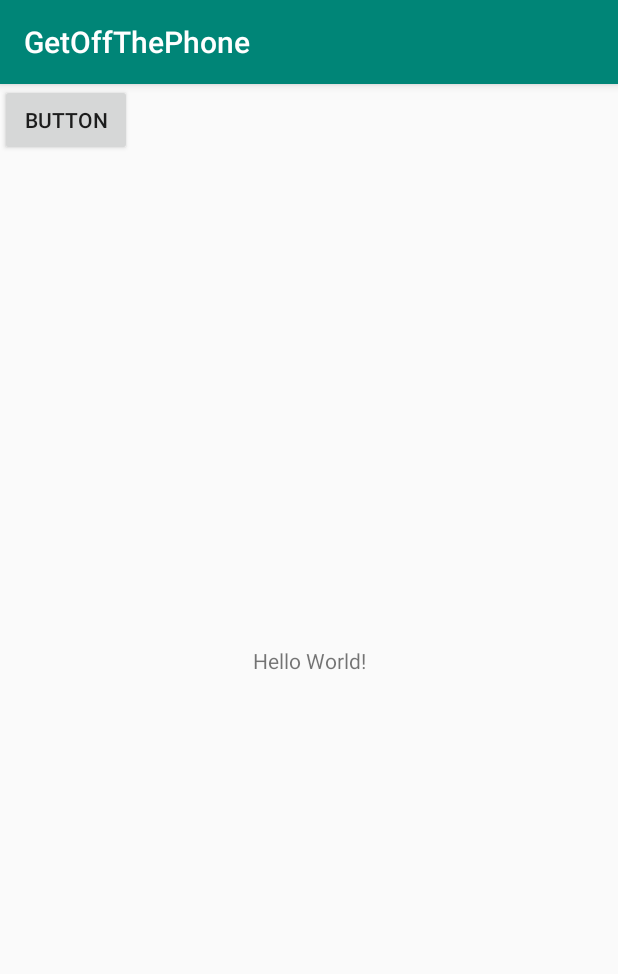
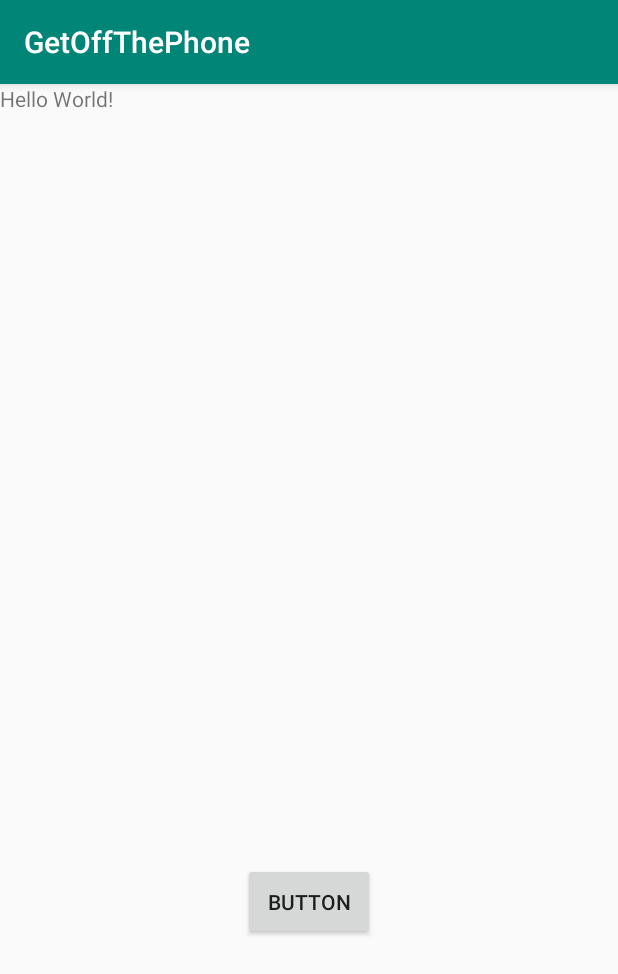
Before and after one commit to kr10n1/GetOffThePhone, an Android app: the screen it shows after launch (MainActivity), on a phone screen of 412 x 824 dp. Shown: the top 974 px of the screen. Run offline under Robolectric (Android 15) with nearby library versions, the phone set to English and light mode, and no system bars.

Commit message:
trying to link button click with notification

```diff
--- /dev/null
+++ b/app/src/main/res/drawable/ic_drink_notification.xml
@@ -0,0 +1,4 @@
+<?xml version="1.0" encoding="utf-8"?>
+<selector xmlns:android="http://schemas.android.com/apk/res/android">
+
+</selector>
--- a/app/src/main/res/layout/activity_main.xml
+++ b/app/src/main/res/layout/activity_main.xml
@@ -1,5 +1,6 @@
 <?xml version="1.0" encoding="utf-8"?>
-<androidx.constraintlayout.widget.ConstraintLayout xmlns:android="http://schemas.android.com/apk/res/android"
+<LinearLayout xmlns:android="http://schemas.android.com/apk/res/android"
+    android:orientation="vertical"
     xmlns:app="http://schemas.android.com/apk/res-auto"
     xmlns:tools="http://schemas.android.com/tools"
     android:layout_width="match_parent"
@@ -19,8 +20,12 @@
         android:id="@+id/button"
         android:layout_width="wrap_content"
         android:layout_height="wrap_content"
-        android:text="Button"
-        tools:layout_editor_absoluteX="167dp"
-        tools:layout_editor_absoluteY="579dp" />
+        android:layout_gravity="center_horizontal"
+        android:layout_marginTop="500dp"
+        android:padding="16dp"
+        android:paddingTop="20dp"
+        android:gravity="center_horizontal"
+        android:onClick="notify"
+        android:text="@string/button"/>
 
-</androidx.constraintlayout.widget.ConstraintLayout>
+</LinearLayout>
--- a/app/src/main/res/values/strings.xml
+++ b/app/src/main/res/values/strings.xml
@@ -1,3 +1,7 @@
 <resources>
     <string name="app_name">GetOffThePhone</string>
+    <string name="charging_reminder_notification_title">test</string>
+    <string name="charging_reminder_notification_body">test2</string>
+    <string name="main_notification_channel_name">test3</string>
+    <string name="button">Button</string>
 </resources>
```
Also changed, not shown: app/src/main/java/com/example/getoffthephone/MainActivity.java (+44 -2 lines).
